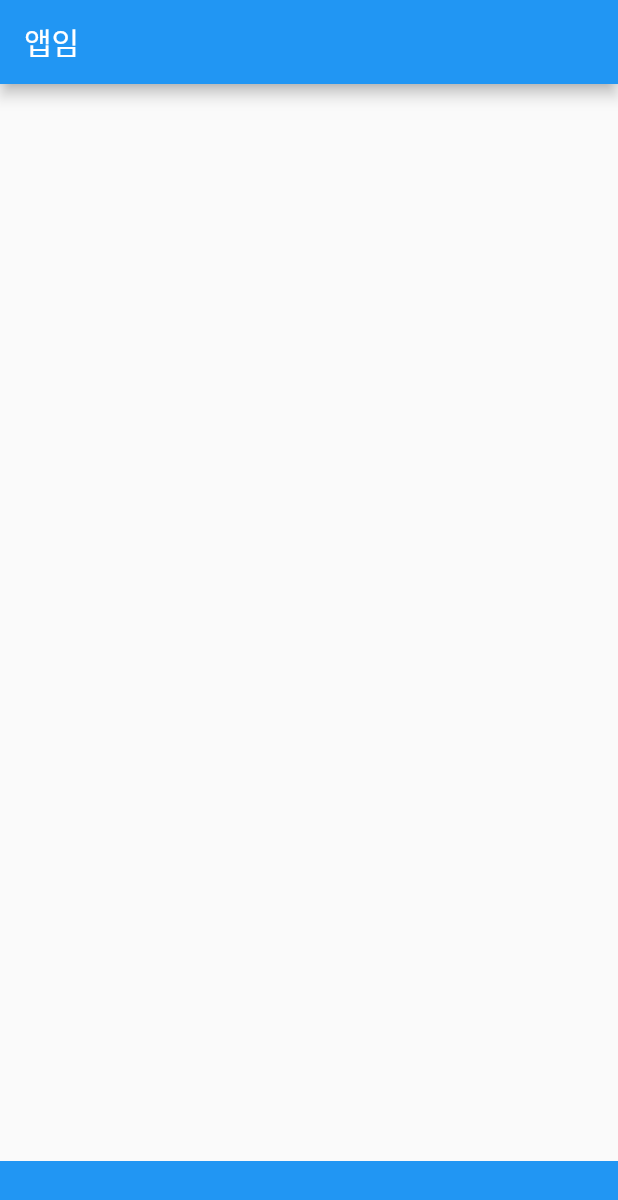
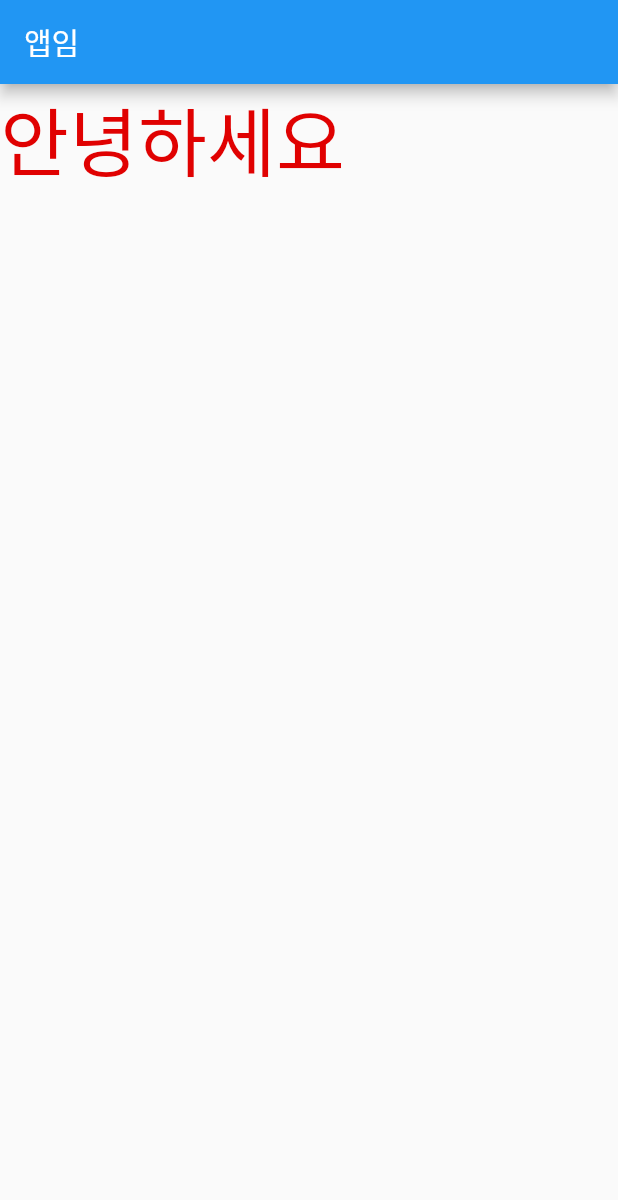
Before and after one commit to kimyj0530/Flutter_Study, a Flutter app: the screen it shows after launch, on a phone screen of 412 x 824 dp. Shown: the top 1200 px of the screen. Run offline on Flutter 3.47's test engine with Material 2 defaults, Android fonts, the phone set to English and light mode, and no system bars; statements that could not run were skipped.

Commit message:
2023-02-15 글자 스타일

```diff
--- a/contact_1/lib/main.dart
+++ b/contact_1/lib/main.dart
@@ -8,21 +8,15 @@ class MyApp extends StatelessWidget {
   const MyApp({Key? key}) : super(key: key);
   @override
   Widget build(BuildContext context) {
-
     return MaterialApp(
-      home: Scaffold(
-        appBar: AppBar(
-          title: Text('앱임')
-        ),
-        body: Align( // Center: 가운데 정렬
-          alignment: Alignment.bottomCenter,
-          child: Container(
-            width: double.infinity, height: 50, color: Colors.blue, // double.infinity: 무한
-
+        home: Scaffold(
+          appBar: AppBar(title: Text('앱임')),
+          body: SizedBox(
+            child: Text('안녕하세요',
+              style: TextStyle(color: Color(0xffe00101), fontSize: 50, fontWeight: ),
+            ),
           ),
-        ),
-
-    )
+        )
     );
   }
 }
```
